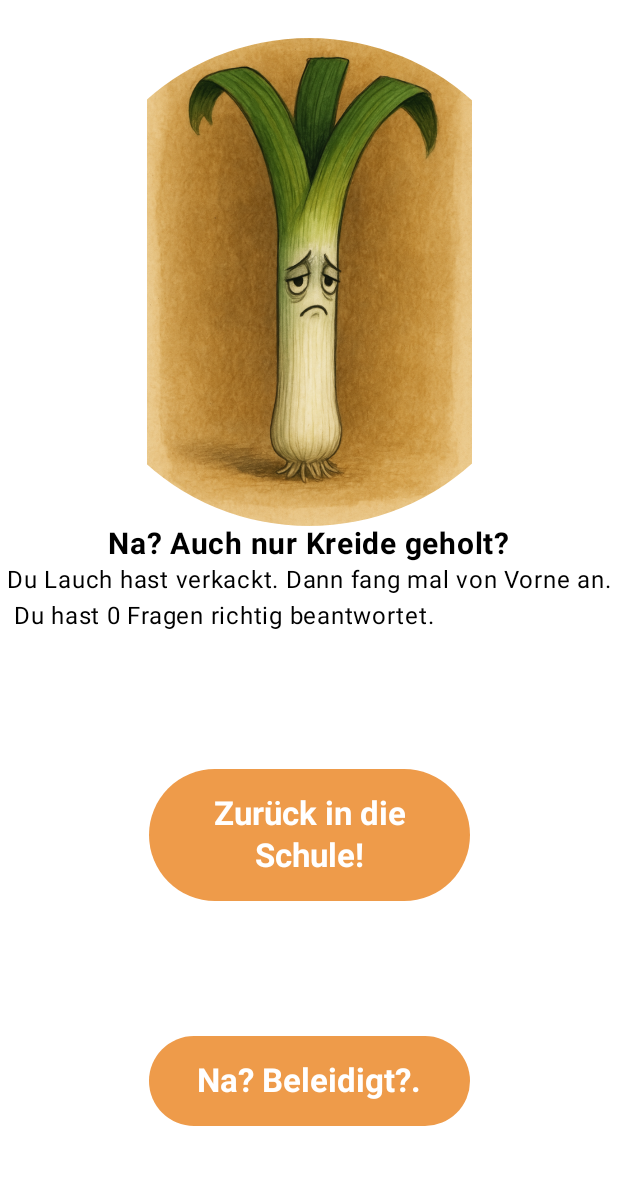
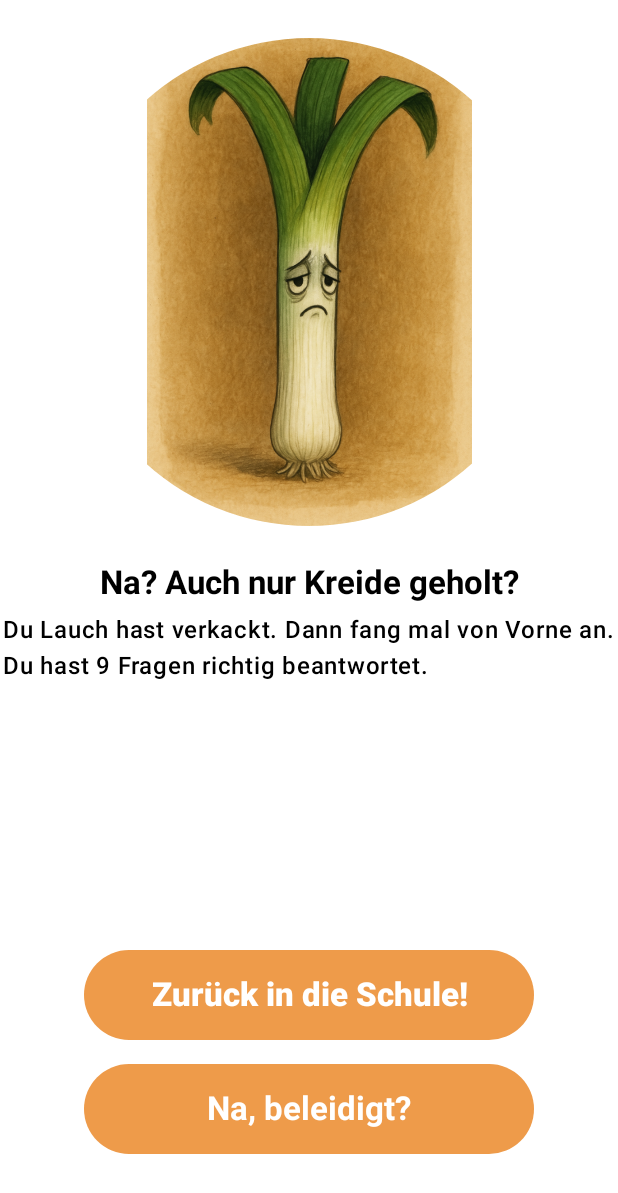
Before and after one commit to JensHuelsenbeck/Guizz, an Android app built with Jetpack Compose: the composable EndScreen shown on its own in the app's theme, on a phone screen of 412 x 824 dp. Shown: the top 1193 px of the screen. Run offline under Robolectric (Android 15) with nearby library versions, the phone set to English and light mode, and no system bars; libraries missing offline, so code that uses them is left out: coil.decode; 1 statement that could not run was skipped.

Commit message:
Designanpassungen

```diff
--- a/app/build.gradle.kts
+++ b/app/build.gradle.kts
@@ -49,6 +49,9 @@ dependencies {
     implementation(libs.androidx.ui)
     implementation(libs.androidx.ui.graphics)
     implementation(libs.androidx.ui.tooling.preview)
+    implementation("io.coil-kt:coil-compose:2.4.0")
+    implementation("io.coil-kt:coil-gif:2.4.0")
+
     implementation(libs.androidx.material3)
     testImplementation(libs.junit)
     androidTestImplementation(libs.androidx.junit)
--- a/app/src/main/java/com/example/guizz/ui/components/AnswerButton.kt
+++ b/app/src/main/java/com/example/guizz/ui/components/AnswerButton.kt
@@ -5,6 +5,7 @@ import androidx.compose.foundation.combinedClickable
 import androidx.compose.foundation.layout.padding
 import androidx.compose.foundation.layout.width
 import androidx.compose.material3.Card
+import androidx.compose.material3.MaterialTheme
 import androidx.compose.material3.Text
 import androidx.compose.runtime.Composable
 import androidx.compose.ui.Modifier
@@ -22,7 +23,7 @@ fun AnswerButton(
 ) {
 
     Card(
-        modifier = Modifier
+        modifier = modifier
             .padding(vertical = 8.dp)
             .combinedClickable(
                 onClick = if (answer.isRight) onClickOnAnswer else onNavigateToEndScreen
@@ -33,7 +34,8 @@ fun AnswerButton(
             textAlign = TextAlign.Center,
             modifier = Modifier
                 .padding(20.dp)
-                .width(200.dp)
+                .width(200.dp),
+            style = MaterialTheme.typography.titleMedium
         )
     }
 }
--- a/app/src/main/java/com/example/guizz/ui/components/AnswerList.kt
+++ b/app/src/main/java/com/example/guizz/ui/components/AnswerList.kt
@@ -51,9 +51,8 @@ fun AnswerList(
         PopUp(
             onNavigateToEndScreen = {
                 onNavigateToEndScreen(tempAnswer!!)
+                quizViewModel.rightAnswers += 1
                 showPopUp = false
-
-
             },
             onConfirm = {
                 quizViewModel.rightAnswers += 1
--- a/app/src/main/java/com/example/guizz/ui/components/EndScreen_Happy.kt
+++ b/app/src/main/java/com/example/guizz/ui/components/EndScreen_Happy.kt
@@ -25,7 +25,6 @@ import androidx.compose.ui.tooling.preview.Preview
 import androidx.compose.ui.unit.dp
 import androidx.compose.ui.unit.sp
 import com.example.guizz.R
-import com.example.guizz.ui.viewmodel.EndScreenViewModel
 import com.example.guizz.ui.viewmodel.QuizViewModel
 
 @Composable
@@ -37,7 +36,7 @@ fun EndScreenHappy(
 
 
         Column(
-            modifier.fillMaxSize(),
+            modifier.fillMaxSize().padding(8.dp),
             horizontalAlignment = Alignment.CenterHorizontally,
         ) {
             Spacer(Modifier.height(25.dp))
@@ -56,7 +55,7 @@ fun EndScreenHappy(
 
             Text(
                 text = "Dein Name ist Lauchus Maximus, erster seines Namens!" +
-                        "\n Du hast 10 Fragen richtig beantwortet. Du geiler Lauch.",
+                        "\nDu hast 10 Fragen richtig beantwortet. Du geiler Lauch.",
                 fontSize = 16.sp
             )
 
--- a/app/src/main/java/com/example/guizz/ui/components/EndScreen_Sad.kt
+++ b/app/src/main/java/com/example/guizz/ui/components/EndScreen_Sad.kt
@@ -1,16 +1,19 @@
 package com.example.guizz.ui.components
 
+import android.os.Build
+import androidx.annotation.DrawableRes
 import androidx.compose.foundation.Image
 import androidx.compose.foundation.isSystemInDarkTheme
 import androidx.compose.foundation.layout.Column
-import androidx.compose.foundation.layout.Row
 import androidx.compose.foundation.layout.Spacer
 import androidx.compose.foundation.layout.fillMaxSize
+import androidx.compose.foundation.layout.fillMaxWidth
 import androidx.compose.foundation.layout.height
 import androidx.compose.foundation.layout.padding
 import androidx.compose.foundation.layout.size
 import androidx.compose.foundation.layout.width
 import androidx.compose.foundation.shape.CircleShape
+import androidx.compose.foundation.shape.RoundedCornerShape
 import androidx.compose.material3.AlertDialog
 import androidx.compose.material3.Button
 import androidx.compose.material3.MaterialTheme
@@ -25,25 +28,42 @@ import androidx.compose.ui.Alignment
 import androidx.compose.ui.Modifier
 import androidx.compose.ui.draw.clip
 import androidx.compose.ui.graphics.Color
+import androidx.compose.ui.platform.LocalContext
 import androidx.compose.ui.res.painterResource
 import androidx.compose.ui.text.font.FontWeight
 import androidx.compose.ui.text.style.TextAlign
 import androidx.compose.ui.unit.dp
 import androidx.compose.ui.unit.sp
+import coil.ImageLoader
+import coil.compose.rememberAsyncImagePainter
+import coil.decode.GifDecoder
+import coil.decode.ImageDecoderDecoder
+import coil.request.ImageRequest
 import com.example.guizz.R
-import com.example.guizz.ui.viewmodel.EndScreenViewModel
 import com.example.guizz.ui.viewmodel.QuizViewModel
 
 @Composable
 fun EndScreenSad(
     onNavigateToHome: () -> Unit,
     modifier: Modifier = Modifier,
-    endScreenViewModel: EndScreenViewModel,
-    quizViewModel: QuizViewModel
+    quizViewModel: QuizViewModel,
+    @DrawableRes gifRes: Int
+
 ) {
 
     var isOffended by remember { mutableStateOf(false) }
+    val context = LocalContext.current
 
+    // Custom ImageLoader mit GIF-Support
+    val imageLoader = ImageLoader.Builder(context)
+        .components {
+            if (Build.VERSION.SDK_INT >= 28) {
+                add(ImageDecoderDecoder.Factory())
+            } else {
+                add(GifDecoder.Factory())
+            }
+        }
+        .build()
 
     Column(
         modifier.fillMaxSize(),
@@ -57,51 +77,57 @@ fun EndScreenSad(
                 .clip(shape = CircleShape)
                 .size(325.dp)
         )
+
         Text(
             text = "Na? Auch nur Kreide geholt?",
             fontWeight = FontWeight.Bold,
-                fontSize = 20.sp
+            style = MaterialTheme.typography.titleLarge,
+            modifier = modifier.padding(top = 24.dp)
         )
 
         Text(
             text = "Du Lauch hast verkackt. Dann fang mal von Vorne an." +
-                        "\n Du hast ${quizViewModel.rightAnswers} Fragen richtig beantwortet.",
-                fontSize = 16.sp
+                    "\nDu hast ${quizViewModel.rightAnswers} Fragen richtig beantwortet.",
+            fontSize = 16.sp,
+            fontWeight = FontWeight.SemiBold,
+            style = MaterialTheme.typography.bodyLarge,
+            modifier = modifier.padding(top = 8.dp)
         )
-            Column {
+
         Button(
             onClick = {
                 onNavigateToHome()
                 quizViewModel.endLauchGame()
             },
-                    modifier = modifier.padding(top = 90.dp)
+            modifier = modifier
+                .padding(top = 180.dp)
+                .width(300.dp)
         ) {
             Text(
                 text = "Zurück in die Schule!",
                 color = Color.White,
                 style = MaterialTheme.typography.titleLarge,
                 textAlign = TextAlign.Center,
-                        fontWeight = FontWeight.Bold,
+                fontWeight = FontWeight.ExtraBold,
                 modifier = modifier
                     .padding(8.dp)
-                            .width(150.dp)
             )
         }
         Button(
             onClick = { isOffended = true },
-                    modifier = modifier.padding(top = 90.dp)
+            modifier = modifier
+                .padding(top = 16.dp)
+                .width(300.dp)
         ) {
             Text(
-                        text = "Na? Beleidigt?.",
+                text = "Na, beleidigt?",
                 color = Color.White,
                 style = MaterialTheme.typography.titleLarge,
                 textAlign = TextAlign.Center,
                 fontWeight = FontWeight.Bold,
                 modifier = modifier
                     .padding(8.dp)
-                            .width(150.dp)
             )
-                }
         }
     }
 
@@ -113,13 +139,30 @@ fun EndScreenSad(
                     onNavigateToHome()
                     isOffended = false
                     quizViewModel.endLauchGame()
-                }) { Text("In die Schule gehen") }
+                }) { Text("Nach Hause gehen", fontWeight = FontWeight.Bold) }
             },
-            title = { Text("Na? Auch nur Kreide geholt?") },
+            title = {
+                Text(
+                    "Deal with it",
+                    textAlign = TextAlign.Center,
+                    modifier = modifier.fillMaxWidth()
+                )
+            },
             text = {
-                Text(
-                    "Du Lauch hast verkackt. Dann fang mal von Vorne an." +
-                            "\nDu hast ${quizViewModel.rightAnswers} Fragen richtig beantwortet."
+                val painter = rememberAsyncImagePainter(
+                    model = ImageRequest.Builder(context)
+                        .data(gifRes)
+                        .build(),
+                    imageLoader = imageLoader
+                )
+
+                Image(
+                    painter = painter,
+                    contentDescription = "Lade GIF …",
+                    modifier = Modifier
+                        .fillMaxWidth()
+                        .height(150.dp)
+                        .clip(RoundedCornerShape(8.dp))
                 )
             },
             modifier = modifier
--- a/app/src/main/java/com/example/guizz/ui/viewmodel/EndScreenViewModel.kt
+++ /dev/null
@@ -1,18 +0,0 @@
-package com.example.guizz.ui.viewmodel
-
-import androidx.lifecycle.SavedStateHandle
-import androidx.lifecycle.ViewModel
-import androidx.navigation.toRoute
-import com.example.guizz.ui.EndScreenRoute
-import com.example.guizz.ui.model.Answer
-
-class EndScreenViewModel(
-    savedStateHandle: SavedStateHandle
-) : ViewModel() {
-
-    private val args = savedStateHandle.toRoute<EndScreenRoute>()
-    val answer = Answer(
-        text = args.text,
-        isRight = args.isRight,
-    )
-}
--- a/app/src/main/java/com/example/guizz/ui/viewmodel/QuizViewModel.kt
+++ b/app/src/main/java/com/example/guizz/ui/viewmodel/QuizViewModel.kt
@@ -16,7 +16,6 @@ import kotlinx.coroutines.flow.asStateFlow
 class QuizViewModel : ViewModel() {
 
 
-
     private val _easyQuestions = MutableStateFlow(easyQuestionList)
     val easyQuestions = _easyQuestions.asStateFlow()
 
@@ -26,7 +25,7 @@ class QuizViewModel : ViewModel() {
     private val _hardQuestions = MutableStateFlow(hardQuestionList)
     val hardQuestions = _hardQuestions.asStateFlow()
 
-    var rightAnswers by mutableIntStateOf(0)
+    var rightAnswers by mutableIntStateOf(9)
 
     private val _tempQuestion = MutableStateFlow(fetchQuestion())
     val tempQuestion: StateFlow<Question> = _tempQuestion
@@ -41,10 +40,12 @@ class QuizViewModel : ViewModel() {
                 Log.d("fetchedQuestion", "Easy wurde gefetched")
                 easyQuestions.value.random()
             }
+
             rightAnswers <= 6 -> {
                 Log.d("fetchedQuestion", "Medium wurde gefetched")
                 mediumQuestions.value.random()
             }
+
             else -> {
                 Log.d("fetchedQuestion", "Hard wurde gefetched")
                 hardQuestions.value.random()
@@ -56,7 +57,7 @@ class QuizViewModel : ViewModel() {
     fun deleteQuestion(question: Question) {
         if (rightAnswers <= 3) {
             _easyQuestions.value -= question
-                Log.d("deleteQuestion ", question.text + " wurde gelöscht")
+            Log.d("deleteQuestion ", question.text + " wurde gelöscht")
         } else if (rightAnswers <= 6) {
             _mediumQuestions.value -= question
             Log.d("deleteQuestion ", question.text + " wurde gelöscht")
@@ -65,6 +66,7 @@ class QuizViewModel : ViewModel() {
             Log.d("deleteQuestion ", question.text + " wurde gelöscht")
         }
     }
+
     fun endLauchGame() {
         rightAnswers = 0
         Log.d("LauchGame ", "LauchGame.exe wurde resettet.")
--- a/app/src/main/java/com/example/guizz/ui/views/EndScreen.kt
+++ b/app/src/main/java/com/example/guizz/ui/views/EndScreen.kt
@@ -2,19 +2,14 @@ package com.example.guizz.ui.views
 
 import android.util.Log
 import androidx.compose.runtime.Composable
-import androidx.compose.ui.Modifier
-import androidx.compose.ui.tooling.preview.Preview
-import androidx.lifecycle.viewmodel.compose.viewModel
+import com.example.guizz.R
 import com.example.guizz.ui.components.EndScreenHappy
 import com.example.guizz.ui.components.EndScreenSad
-import com.example.guizz.ui.viewmodel.EndScreenViewModel
 import com.example.guizz.ui.viewmodel.QuizViewModel
 
 @Composable
 fun EndScreen(
     onNavigateToHome: () -> Unit,
-    modifier: Modifier = Modifier,
-    endScreenViewModel: EndScreenViewModel = viewModel(),
     quizViewModel: QuizViewModel
 ) {
 
@@ -28,9 +23,10 @@ fun EndScreen(
     } else {
         EndScreenSad(
             onNavigateToHome = onNavigateToHome,
-            endScreenViewModel = endScreenViewModel,
-            quizViewModel = quizViewModel
-        )
+            quizViewModel = quizViewModel,
+            gifRes = R.drawable.giphy
+
+            )
         Log.d("EndScreenSad", "EndScreen wurde geladen")
     }
 }
--- a/app/src/main/java/com/example/guizz/ui/views/QuizScreen.kt
+++ b/app/src/main/java/com/example/guizz/ui/views/QuizScreen.kt
@@ -7,12 +7,14 @@ import androidx.compose.foundation.layout.height
 import androidx.compose.foundation.layout.padding
 import androidx.compose.foundation.layout.width
 import androidx.compose.material3.Card
+import androidx.compose.material3.MaterialTheme
 import androidx.compose.material3.Text
 import androidx.compose.runtime.Composable
 import androidx.compose.runtime.collectAsState
 import androidx.compose.runtime.getValue
 import androidx.compose.ui.Alignment
 import androidx.compose.ui.Modifier
+import androidx.compose.ui.text.font.FontWeight
 import androidx.compose.ui.text.style.TextAlign
 import androidx.compose.ui.unit.dp
 import com.example.guizz.ui.components.AnswerList
@@ -35,7 +37,9 @@ fun QuizScreen(
                 textAlign = TextAlign.Center,
                 modifier = Modifier
                     .padding(20.dp)
-                    .width(350.dp)
+                    .width(350.dp),
+                style = MaterialTheme.typography.titleLarge,
+                fontWeight = FontWeight.SemiBold
 
             )
         }
```
Also changed, not shown: app/src/main/java/com/example/guizz/ui/components/PopUp.kt (+30 -5 lines), 1 other file. Lines whose indentation alone changed are shown as unchanged.
